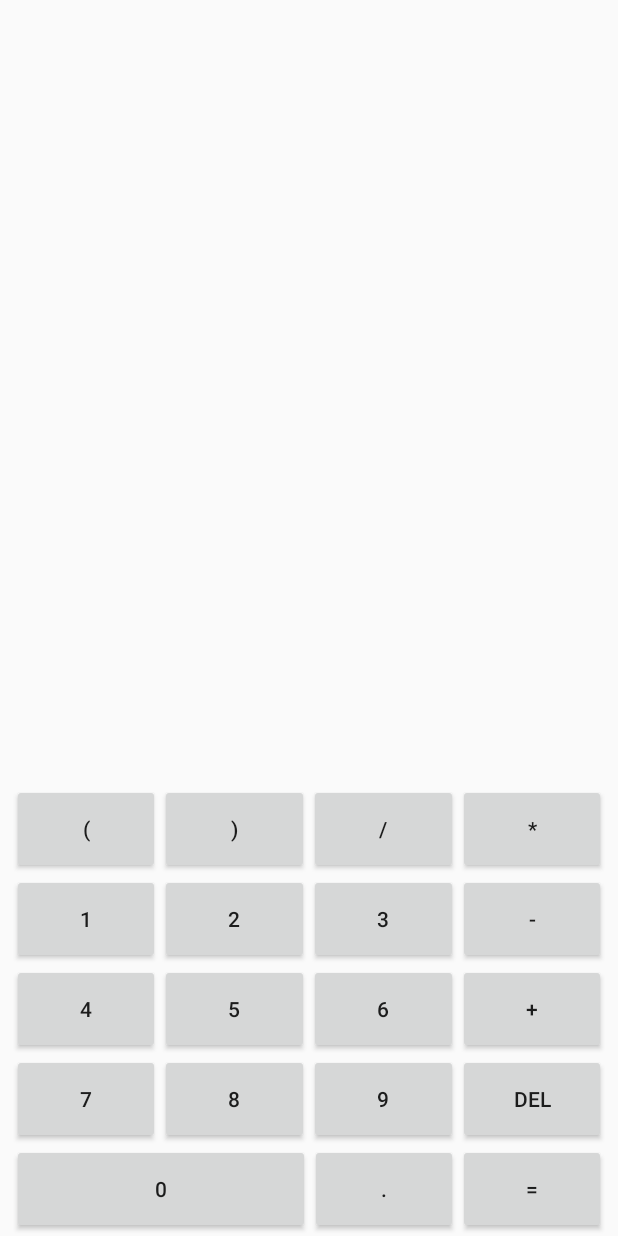
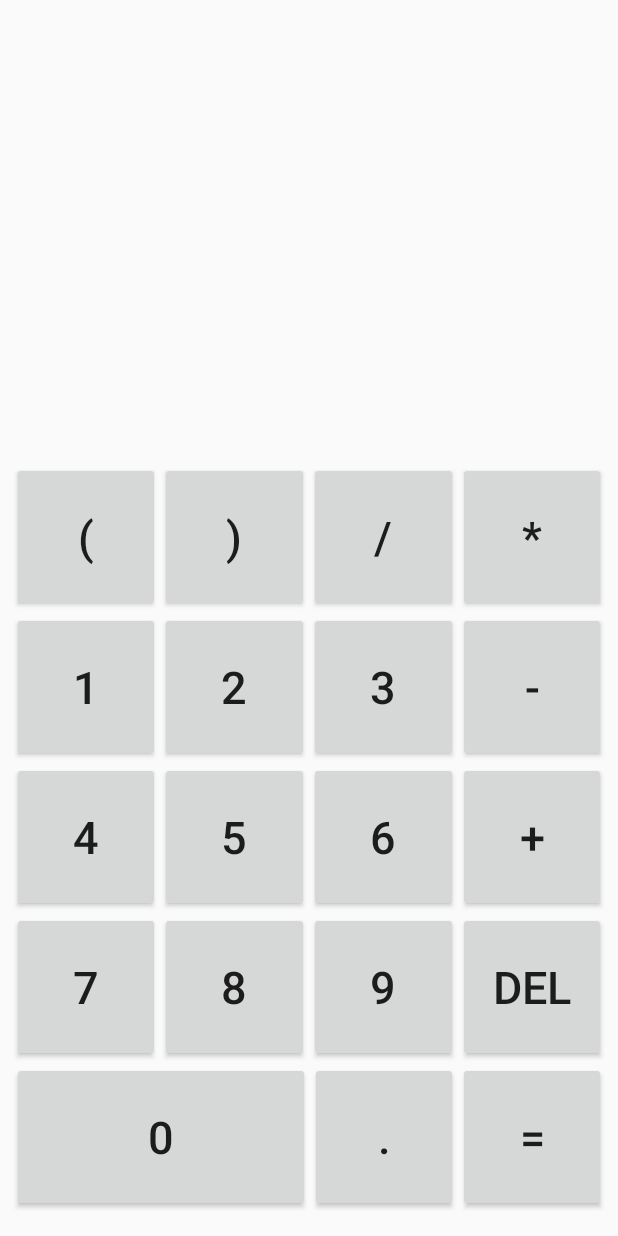
Before and after one commit to diegosanchezstrange/calculator-android, an Android app: the screen it shows after launch (MainActivity), on a phone screen of 412 x 824 dp. Run offline under Robolectric (Android 15) with nearby library versions, the phone set to English and light mode, and no system bars.

Commit message:
Beautifying buttons and adding textViewResult

```diff
--- a/app/src/main/res/layout/activity_main.xml
+++ b/app/src/main/res/layout/activity_main.xml
@@ -7,8 +7,9 @@
     tools:context=".MainActivity">
 
     <LinearLayout
+        android:id="@+id/linearLayout"
         android:layout_width="0dp"
-        android:layout_height="301dp"
+        android:layout_height="wrap_content"
         android:layout_marginStart="8dp"
         android:layout_marginLeft="8dp"
         android:layout_marginEnd="8dp"
@@ -18,7 +19,7 @@
         app:layout_constraintEnd_toEndOf="parent"
         app:layout_constraintStart_toStartOf="parent"
         app:layout_constraintTop_toTopOf="parent"
-        app:layout_constraintVertical_bias="1.0">
+        app:layout_constraintVertical_bias="0.95">
 
         <LinearLayout
             android:layout_width="match_parent"
@@ -32,25 +33,28 @@
                 android:orientation="horizontal">
 
                 <Button
-                    android:id="@+id/button17"
+                    android:id="@+id/buttonParOpen"
                     android:layout_width="wrap_content"
-                    android:layout_height="60dp"
+                    android:layout_height="100dp"
                     android:layout_weight="1"
-                    android:text="(" />
+                    android:text="("
+                    android:textSize="30sp" />
 
                 <Button
-                    android:id="@+id/button18"
+                    android:id="@+id/buttonParClose"
                     android:layout_width="wrap_content"
-                    android:layout_height="60dp"
+                    android:layout_height="100dp"
                     android:layout_weight="1"
-                    android:text=")" />
+                    android:text=")"
+                    android:textSize="30sp" />
 
                 <Button
                     android:id="@+id/buttonDiv"
                     android:layout_width="wrap_content"
-                    android:layout_height="60dp"
+                    android:layout_height="100dp"
                     android:layout_weight="1"
-                    android:text="/" />
+                    android:text="/"
+                    android:textSize="30sp" />
             </LinearLayout>
 
             <LinearLayout
@@ -61,23 +65,26 @@
                 <Button
                     android:id="@+id/button1"
                     android:layout_width="wrap_content"
-                    android:layout_height="60dp"
+                    android:layout_height="100dp"
                     android:layout_weight="1"
-                    android:text="1" />
+                    android:text="1"
+                    android:textSize="30sp" />
 
                 <Button
                     android:id="@+id/button2"
                     android:layout_width="wrap_content"
-                    android:layout_height="60dp"
+                    android:layout_height="100dp"
                     android:layout_weight="1"
-                    android:text="2" />
+                    android:text="2"
+                    android:textSize="30sp" />
 
                 <Button
                     android:id="@+id/button3"
                     android:layout_width="wrap_content"
-                    android:layout_height="60dp"
+                    android:layout_height="100dp"
                     android:layout_weight="1"
-                    android:text="3" />
+                    android:text="3"
+                    android:textSize="30sp" />
             </LinearLayout>
 
             <LinearLayout
@@ -88,23 +95,26 @@
                 <Button
                     android:id="@+id/button4"
                     android:layout_width="wrap_content"
-                    android:layout_height="60dp"
+                    android:layout_height="100dp"
                     android:layout_weight="1"
-                    android:text="4" />
+                    android:text="4"
+                    android:textSize="30sp" />
 
                 <Button
                     android:id="@+id/button5"
                     android:layout_width="wrap_content"
-                    android:layout_height="60dp"
+                    android:layout_height="100dp"
                     android:layout_weight="1"
-                    android:text="5" />
+                    android:text="5"
+                    android:textSize="30sp" />
 
                 <Button
                     android:id="@+id/button6"
                     android:layout_width="wrap_content"
-                    android:layout_height="60dp"
+                    android:layout_height="100dp"
                     android:layout_weight="1"
-                    android:text="6" />
+                    android:text="6"
+                    android:textSize="30sp" />
             </LinearLayout>
 
             <LinearLayout
@@ -115,23 +125,26 @@
                 <Button
                     android:id="@+id/button7"
                     android:layout_width="wrap_content"
-                    android:layout_height="60dp"
+                    android:layout_height="100dp"
                     android:layout_weight="1"
-                    android:text="7" />
+                    android:text="7"
+                    android:textSize="30sp" />
 
                 <Button
                     android:id="@+id/button8"
                     android:layout_width="wrap_content"
-                    android:layout_height="60dp"
+                    android:layout_height="100dp"
                     android:layout_weight="1"
-                    android:text="8" />
+                    android:text="8"
+                    android:textSize="30sp" />
 
                 <Button
                     android:id="@+id/button9"
                     android:layout_width="wrap_content"
-                    android:layout_height="60dp"
+                    android:layout_height="100dp"
                     android:layout_weight="1"
-                    android:text="9" />
+                    android:text="9"
+                    android:textSize="30sp" />
             </LinearLayout>
 
             <LinearLayout
@@ -140,18 +153,20 @@
                 android:orientation="horizontal">
 
                 <Button
-                    android:id="@+id/button10"
+                    android:id="@+id/button0"
                     android:layout_width="match_parent"
-                    android:layout_height="60dp"
+                    android:layout_height="100dp"
                     android:layout_weight="1"
-                    android:text="0" />
+                    android:text="0"
+                    android:textSize="30sp" />
 
                 <Button
                     android:id="@+id/buttonDot"
                     android:layout_width="match_parent"
-                    android:layout_height="60dp"
+                    android:layout_height="100dp"
                     android:layout_weight="2"
-                    android:text="." />
+                    android:text="."
+                    android:textSize="30sp" />
             </LinearLayout>
 
         </LinearLayout>
@@ -165,32 +180,49 @@
             <Button
                 android:id="@+id/buttonMult"
                 android:layout_width="match_parent"
-                android:layout_height="60dp"
-                android:text="*" />
+                android:layout_height="100dp"
+                android:text="*"
+                android:textSize="30sp" />
 
             <Button
                 android:id="@+id/buttonMinus"
                 android:layout_width="match_parent"
-                android:layout_height="60dp"
-                android:text="-" />
+                android:layout_height="100dp"
+                android:text="-"
+                android:textSize="30sp" />
 
             <Button
                 android:id="@+id/buttonPlus"
                 android:layout_width="match_parent"
-                android:layout_height="60dp"
-                android:text="+" />
+                android:layout_height="100dp"
+                android:text="+"
+                android:textSize="30sp" />
 
             <Button
                 android:id="@+id/buttonDel"
                 android:layout_width="match_parent"
-                android:layout_height="60dp"
-                android:text="DEL" />
+                android:layout_height="100dp"
+                android:text="DEL"
+                android:textSize="30sp" />
 
             <Button
                 android:id="@+id/buttonEquals"
                 android:layout_width="match_parent"
-                android:layout_height="60dp"
-                android:text="=" />
+                android:layout_height="100dp"
+                android:text="="
+                android:textSize="30sp" />
         </LinearLayout>
     </LinearLayout>
+
+    <TextView
+        android:id="@+id/textViewResult"
+        android:layout_width="wrap_content"
+        android:layout_height="wrap_content"
+        android:textSize="60dp"
+        app:layout_constraintBottom_toBottomOf="parent"
+        app:layout_constraintEnd_toEndOf="parent"
+        app:layout_constraintHorizontal_bias="0.75"
+        app:layout_constraintStart_toStartOf="parent"
+        app:layout_constraintTop_toTopOf="parent"
+        app:layout_constraintVertical_bias="0.13999999" />
 </androidx.constraintlayout.widget.ConstraintLayout>
```
